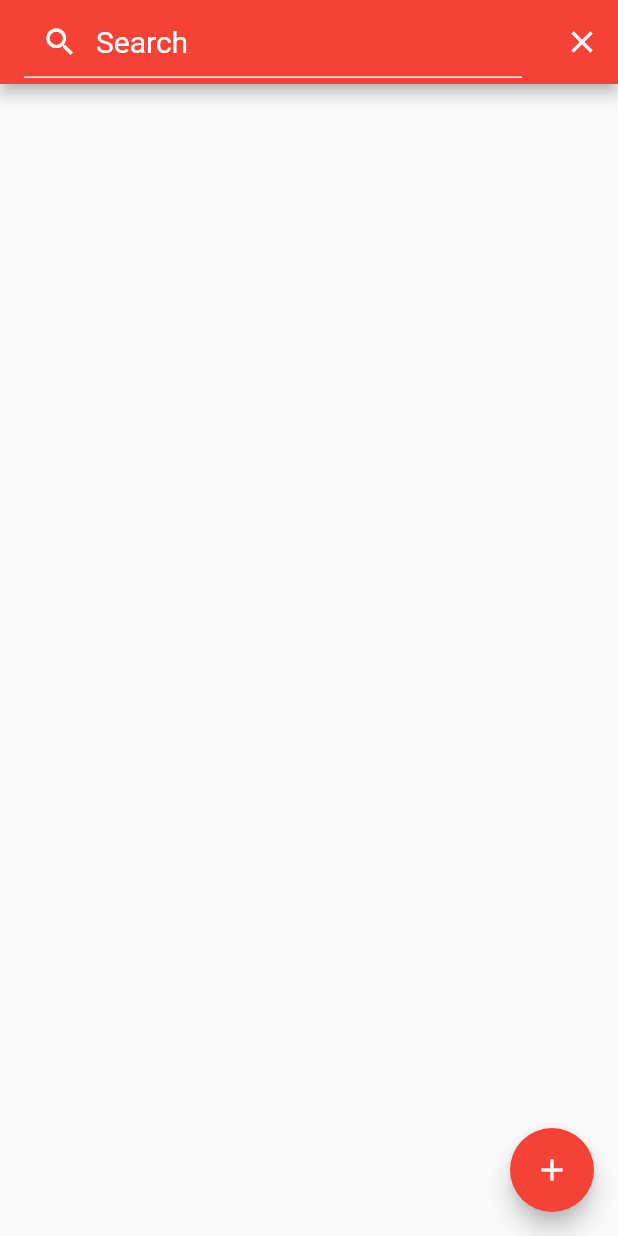
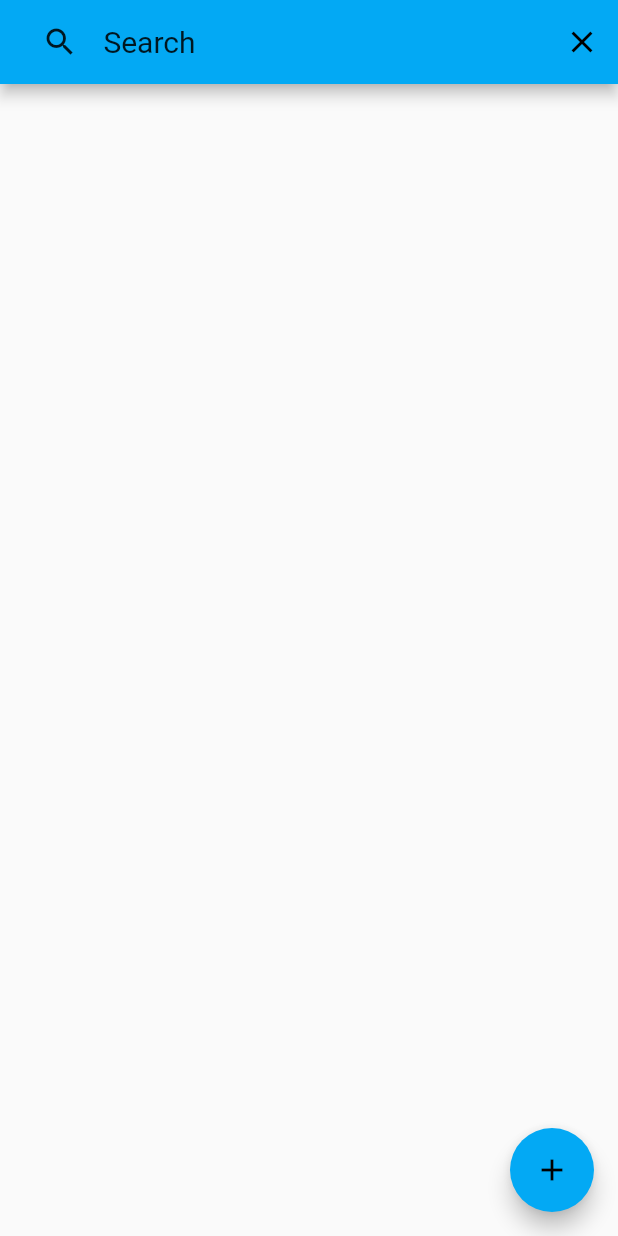
Before and after one commit to Nagibator1999/FlutterApp, a Flutter app: the screen it shows after launch, after a tap on the "search" icon, on a phone screen of 412 x 824 dp. Run offline on Flutter 3.47's test engine with Material 2 defaults, Android fonts, the phone set to English and light mode, and no system bars.

Commit message:
Adaptive color of search

```diff
--- a/lib/main.dart
+++ b/lib/main.dart
@@ -10,7 +10,8 @@ class MyApp extends StatelessWidget {
     return MaterialApp(
       debugShowCheckedModeBanner: false,
       theme: ThemeData(
-        primarySwatch: Colors.red,
+        brightness: Brightness.light,
+        primarySwatch: Colors.lightBlue,
       ),
       home: MyHomePage(),
     );
@@ -134,6 +135,7 @@ class _MyHomePageState extends State<MyHomePage> {
   List tmpList = new List();
   List filteredNames = new List();
   Icon _searchIcon = new Icon(Icons.search);
+  Color appBarTextColor = Colors.white;
   Widget _appBarTitle = new Text( 'Password Keeper' );
   //штука которая постоянно сканит textfield в appbar е
   _MyHomePageState() {
@@ -156,27 +158,19 @@ class _MyHomePageState extends State<MyHomePage> {
         this._searchIcon = new Icon(Icons.close);
         this._appBarTitle = new TextField(
           style: new TextStyle(
-            color: Colors.white
-            ),
-          cursorColor: Colors.white,
+            fontSize: 20.0,
+            color: Theme.of(context).primaryTextTheme.title.color,
+           ),
+          cursorColor: Theme.of(context).primaryTextTheme.title.color,
           controller: _filter,
           decoration: new InputDecoration(
+            border: InputBorder.none,
             prefixIcon: new Icon(Icons.search,
-              color: Colors.white,
+              color: Theme.of(context).primaryTextTheme.title.color,
             ),
-            hintText: 'Search',
+            hintText: ' Search',
             hintStyle: TextStyle(fontSize: 20.0,
-              color: Colors.white
-              ),
-            enabledBorder: UnderlineInputBorder(
-              borderSide: BorderSide(
-                color: Colors.white
-              ),
-            ),
-            focusedBorder: UnderlineInputBorder(
-              borderSide: BorderSide(
-                color: Colors.white
-              ),
+              color: Theme.of(context).primaryTextTheme.title.color,
             ),
           ),
         );
```
